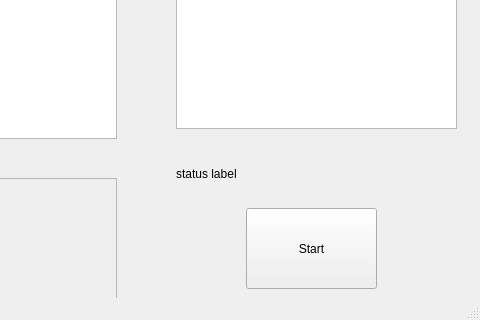
Before: the Qt Designer form skinselector.ui in Skarsnik/Button-Mash, drawn with Qt 5; both pictures show x 184 to 664 and y 262 to 582 of the 664 by 582 pixel window.
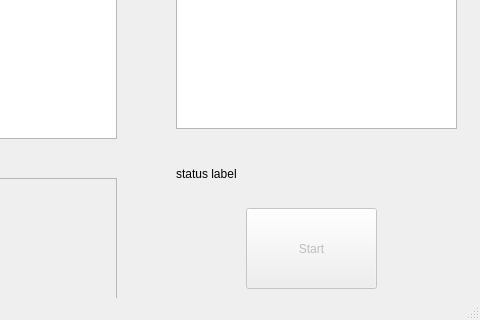
After: the same form once the commit is applied.

Commit message: Fix the initial crash when nothing is selected

Diff of the .ui file:
```diff
--- a/skinselector.ui
+++ b/skinselector.ui
@@ -26,7 +26,7 @@
    </widget>
    <widget class="QPushButton" name="startButton">
     <property name="enabled">
-     <bool>true</bool>
+     <bool>false</bool>
     </property>
     <property name="geometry">
      <rect>
```
The commit also changes 1 other file.
